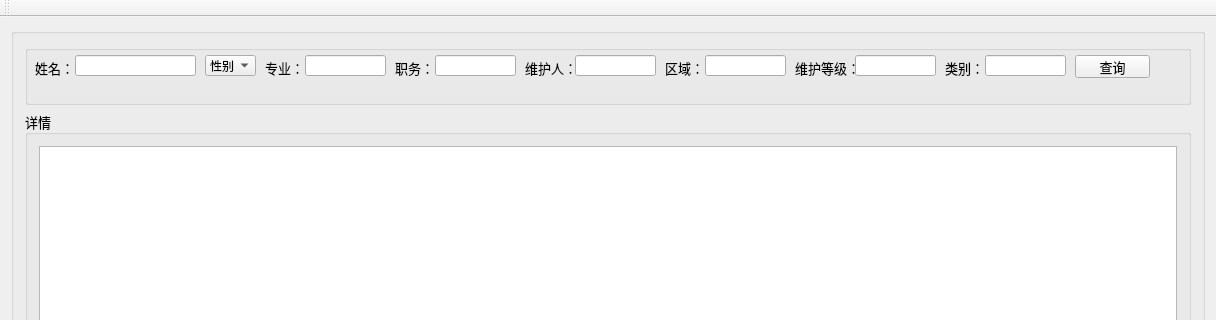
The window that custwindow.ui (Sagittarius/ForWuZhou) describes before a commit, drawn with Qt 5; both pictures show x 0 to 1216 and y 0 to 320 of the 1216 by 571 pixel window.
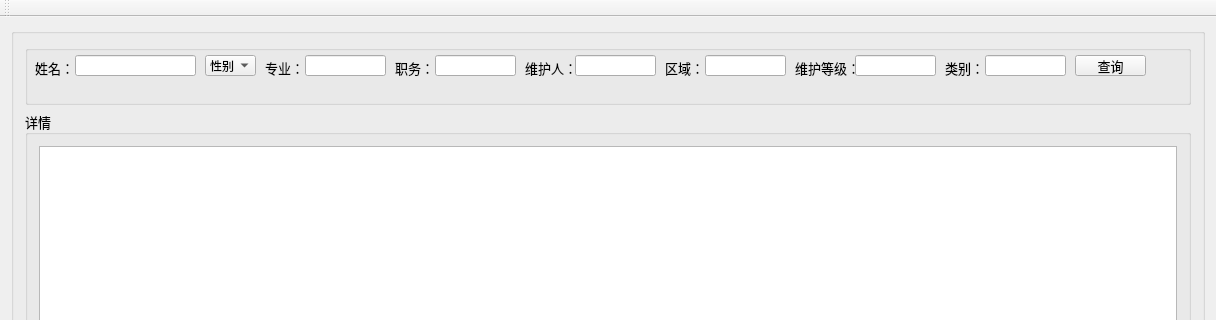
The same window after the commit. Custom widgets are drawn as their Qt base class.

Commit message: press ENTER to query

```diff
--- a/custwindow.ui
+++ b/custwindow.ui
@@ -40,7 +40,7 @@
       </property>
       <layout class="QVBoxLayout" name="verticalLayout">
        <item>
-        <widget class="QGroupBox" name="groupBox">
+        <widget class="QueryBox" name="queryBox">
          <property name="enabled">
           <bool>true</bool>
          </property>
@@ -206,8 +206,8 @@
            <rect>
             <x>1050</x>
             <y>10</y>
-            <width>75</width>
-            <height>23</height>
+            <width>71</width>
+            <height>21</height>
            </rect>
           </property>
           <property name="text">
@@ -349,6 +349,14 @@
   </action>
  </widget>
  <layoutdefault spacing="6" margin="11"/>
+ <customwidgets>
+  <customwidget>
+   <class>QueryBox</class>
+   <extends>QGroupBox</extends>
+   <header location="global">querybox.h</header>
+   <container>1</container>
+  </customwidget>
+ </customwidgets>
  <tabstops>
   <tabstop>nameEdit</tabstop>
   <tabstop>custTable</tabstop>
```
Left out of the diff: 7 changed lines with no effect on the pictures. The commit also changes 5 other files.
